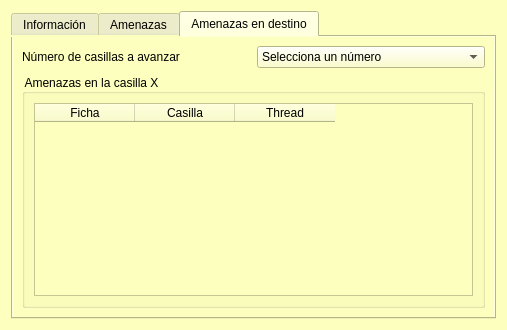
First picture: the form in ui/frmShowFicha.ui, repository turulomio/glparchis, before the edit.
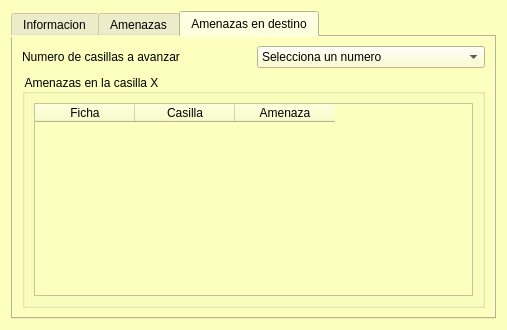
Second picture: the form after the edit. The open tabs and pages were chosen to show the change. Icons and pictures are not drawn.

Patch:
```diff
--- a/ui/frmShowFicha.ui
+++ b/ui/frmShowFicha.ui
@@ -21,7 +21,7 @@
      </property>
      <widget class="QWidget" name="tab">
       <attribute name="title">
-       <string>Información</string>
+       <string>Informacion</string>
       </attribute>
       <layout class="QHBoxLayout" name="horizontalLayout_2">
        <item>
@@ -114,7 +114,7 @@
            <item>
             <widget class="QLabel" name="label">
              <property name="text">
-              <string>Número de casillas a avanzar</string>
+              <string>Numero de casillas a avanzar</string>
              </property>
             </widget>
            </item>
@@ -125,7 +125,7 @@
              </property>
              <item>
               <property name="text">
-               <string>Selecciona un número</string>
+               <string>Selecciona un numero</string>
               </property>
              </item>
              <item>
@@ -200,7 +200,7 @@
               </column>
               <column>
                <property name="text">
-                <string>Thread</string>
+                <string>Amenaza</string>
                </property>
               </column>
              </widget>
```
